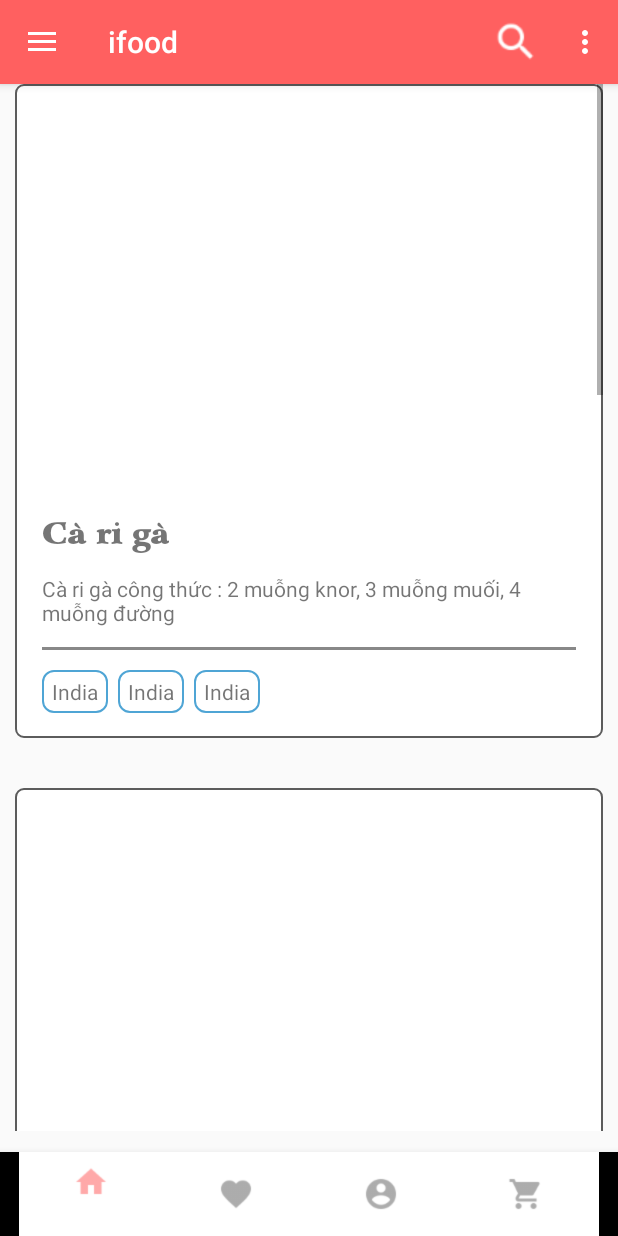
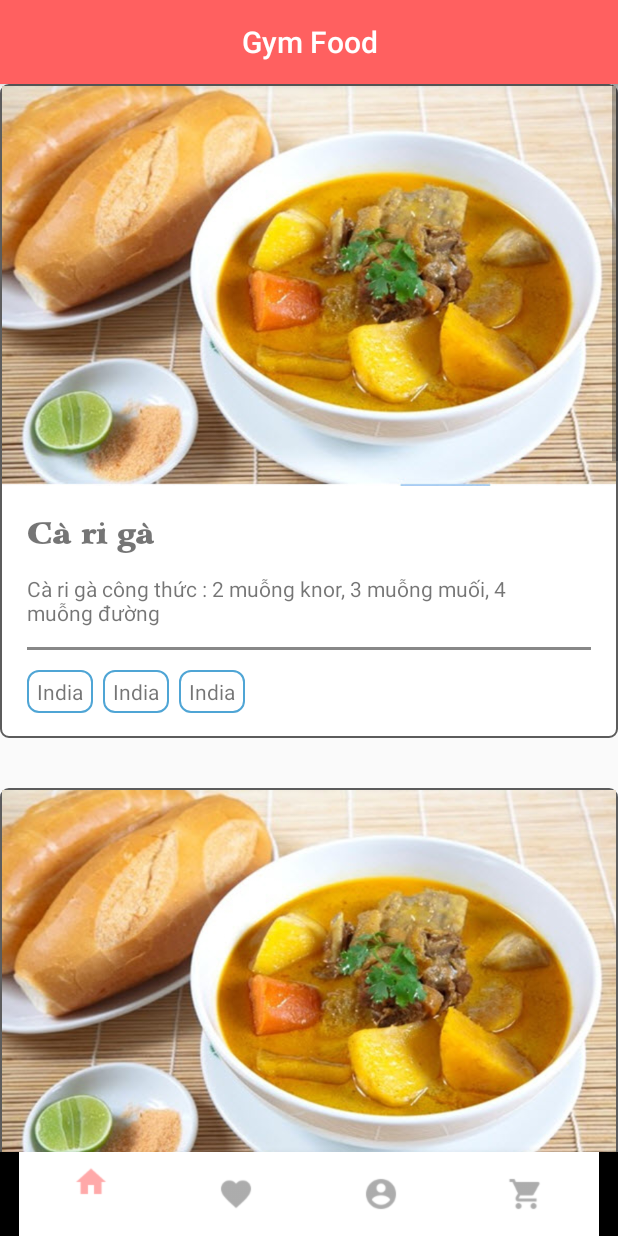
Before and after one commit to firepaperbird/project_iFood, an Android app: the mainMenuActivity screen opened directly, with no data from a screen before it, on a phone screen of 412 x 824 dp. Run offline under Robolectric (Android 15) with nearby library versions, the light colour scheme and no system bars.

Commit message:
Commit layout main menu and footer layout

```diff
--- a/app/src/main/java/com/ifood/ifood/categoryIfood.java
+++ b/app/src/main/java/com/ifood/ifood/categoryIfood.java
@@ -27,8 +27,6 @@ public class categoryIfood extends AppCompatActivity {
                         setCateImgSize(layout.getHeight());
                     }
                 });
-
-
     }
 
     private void setCateImgSize(int hight){
--- a/app/src/main/java/com/ifood/ifood/mainMenuActivity.java
+++ b/app/src/main/java/com/ifood/ifood/mainMenuActivity.java
@@ -7,13 +7,16 @@ import android.support.annotation.Nullable;
 import android.support.design.widget.BottomNavigationView;
 import android.support.v4.content.res.ResourcesCompat;
 import android.support.v4.widget.DrawerLayout;
+import android.support.v7.app.ActionBar;
 import android.support.v7.app.ActionBarDrawerToggle;
 import android.support.v7.app.AppCompatActivity;
 import android.os.Bundle;
+import android.text.Html;
 import android.view.Menu;
 import android.view.MenuItem;
 import android.view.View;
 import android.view.ViewGroup;
+import android.view.ViewTreeObserver;
 import android.widget.ImageView;
 import android.widget.LinearLayout;
 import android.widget.TextView;
@@ -41,6 +44,29 @@ public class mainMenuActivity extends AppCompatActivity {
 
             }
         });
+
+
+        ActionBar actionBar = this.getSupportActionBar();
+        actionBar.setDisplayOptions(ActionBar.DISPLAY_SHOW_CUSTOM);
+        actionBar.setCustomView(R.layout.actionbar_layout);
+        actionBar.setDisplayShowHomeEnabled(true);
+        int categoryId = 1;
+        //Integer.parseInt(actionBar.getTitle() + "")
+        TextView txtTitle = findViewById(R.id.action_bar_title);
+        switch (categoryId) {
+            case 1:
+                txtTitle.setText(getResources().getString(R.string.menu_gym_food));
+                break;
+            case 2:
+                txtTitle.setText(getResources().getString(R.string.menu_healthy_food));
+                break;
+            case 3:
+                txtTitle.setText(getResources().getString(R.string.menu_daily_food));
+                break;
+            default:
+                txtTitle.setText("Home");
+                break;
+        }
     }
 
     @Override
@@ -57,7 +83,6 @@ public class mainMenuActivity extends AppCompatActivity {
 
     @Override
     public boolean onCreateOptionsMenu(Menu menu) {
-        getMenuInflater().inflate(R.menu.main_actions, menu);
         return super.onCreateOptionsMenu(menu);
     }
 
@@ -67,7 +92,7 @@ public class mainMenuActivity extends AppCompatActivity {
             return true;
         }
 
-        switch (item.getItemId()) {
+        /*switch (item.getItemId()) {
             case R.id.btnSearch:
                 Toast.makeText(this, "Search button selected", Toast.LENGTH_SHORT).show();
                 return true;
@@ -77,7 +102,7 @@ public class mainMenuActivity extends AppCompatActivity {
             case R.id.btnHelp:
                 Toast.makeText(this, "Help button selected", Toast.LENGTH_SHORT).show();
                 return true;
-        }
+        }*/
         return super.onOptionsItemSelected(item);
     }
 
@@ -95,7 +120,7 @@ public class mainMenuActivity extends AppCompatActivity {
     private void setListMenu(){
 
         LinearLayout.LayoutParams layoutMenu = new LinearLayout.LayoutParams(ViewGroup.LayoutParams.WRAP_CONTENT,
-                ViewGroup.LayoutParams.MATCH_PARENT);
+                ViewGroup.LayoutParams.WRAP_CONTENT);
         layoutMenu.setMargins(0,0,0,50);
 
         LinearLayout.LayoutParams layoutParamsInfo = new LinearLayout.LayoutParams(ViewGroup.LayoutParams.WRAP_CONTENT,
@@ -121,10 +146,16 @@ public class mainMenuActivity extends AppCompatActivity {
             layout.setLayoutParams(layoutMenu);
             layout.setPadding(2,2,2,0);
             layout.setBackgroundResource(R.drawable.border_menu);
-
             /*Image*/
-            ImageView imageMenu = new ImageView(this);
-            imageMenu.setLayoutParams(new LinearLayout.LayoutParams(layout.getHeight(), 400));
+            final ImageView imageMenu = new ImageView(this);
+            final ViewTreeObserver observer = listMenu.getViewTreeObserver();
+            observer.addOnGlobalLayoutListener(
+                    new ViewTreeObserver.OnGlobalLayoutListener() {
+                        @Override
+                        public void onGlobalLayout() {
+                            imageMenu.setLayoutParams(new LinearLayout.LayoutParams(listMenu.getWidth(), 400));
+                        }
+                    });
             imageMenu.setScaleType(ImageView.ScaleType.FIT_XY);
             imageMenu.setImageResource(R.drawable.mon_ca_ri_ga);
 
--- /dev/null
+++ b/app/src/main/res/layout/actionbar_layout.xml
@@ -0,0 +1,16 @@
+<?xml version="1.0" encoding="utf-8"?>
+<LinearLayout xmlns:android="http://schemas.android.com/apk/res/android"
+    android:layout_width="match_parent"
+    android:layout_height="wrap_content"
+    android:orientation="vertical">
+
+    <android.support.v7.widget.AppCompatTextView
+        android:id="@+id/action_bar_title"
+        style="@style/TextAppearance.AppCompat.Widget.ActionBar.Title"
+        android:layout_width="wrap_content"
+        android:layout_height="wrap_content"
+        android:layout_gravity="center"
+        android:gravity="center"
+        android:textColor="#FFFFFF" />
+
+</LinearLayout>
--- a/app/src/main/res/layout/activity_main_menu.xml
+++ b/app/src/main/res/layout/activity_main_menu.xml
@@ -15,14 +15,10 @@
         android:layout_height="wrap_content"
         tools:context=".mainMenuActivity">
 
-
         <ScrollView
             android:layout_width="match_parent"
             android:layout_height="match_parent"
-            android:fillViewport="true"
-            android:layout_marginRight="10dp"
-            android:layout_marginLeft="10dp"
-            android:layout_marginBottom="70dp">
+            android:fillViewport="true">
 
             <LinearLayout
                 android:layout_width="match_parent"
--- a/app/src/main/res/menu/main_actions.xml
+++ b/app/src/main/res/menu/main_actions.xml
@@ -2,19 +2,6 @@
 <menu xmlns:app="http://schemas.android.com/apk/res-auto"
     xmlns:android="http://schemas.android.com/apk/res/android">
 
-    <item
-        android:id="@+id/btnSearch"
-        android:icon="@drawable/ic_action_search"
-        android:title="@string/menu_item_search"
-        app:showAsAction="always" />
 
-    <item
-        android:id="@+id/btnAbout"
-        android:title="@string/menu_item_about_app"
-        app:showAsAction="never"/>
 
-    <item
-        android:id="@+id/btnHelp"
-        android:title="@string/menu_item_help"
-        app:showAsAction="never" />
 </menu>
--- a/app/src/main/res/values/strings.xml
+++ b/app/src/main/res/values/strings.xml
@@ -15,4 +15,9 @@
     <string name="menu_daily_food">Daily Food</string>
     <string name="menu_healthy_food">Healthy Food</string>
     <string name="menu_gym_food">Gym Food</string>
+
+    <string name="category_daily_food_id">3</string>
+    <string name="category_gym_food">1</string>
+    <string name="category_healthy_food">2</string>
+    <string name="category_none_choice">0</string>
 </resources>
```
